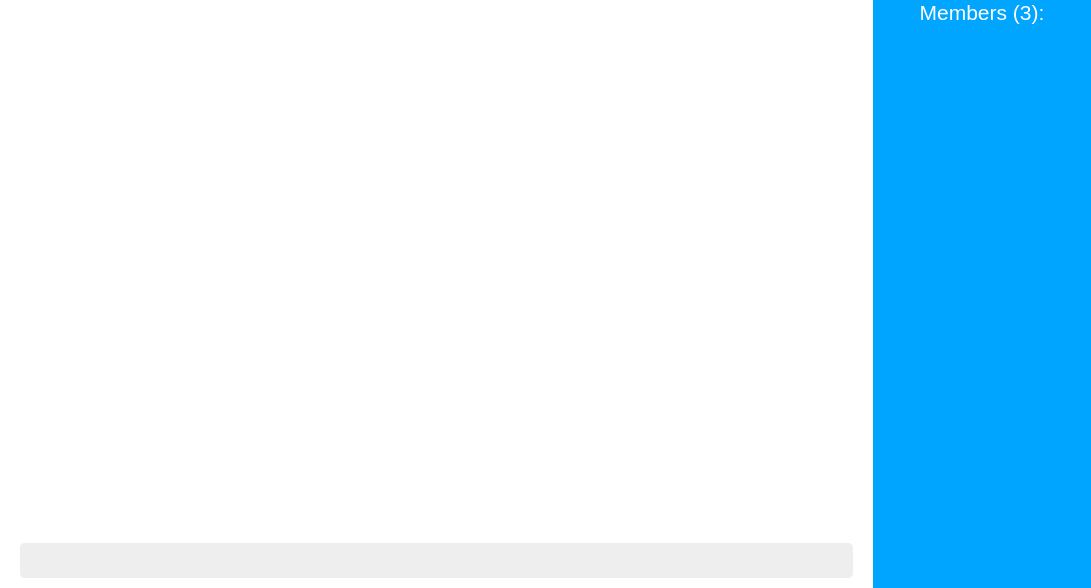
Above: responsive.ui from JopaXd/chat-app before the change. Below: the same form after it.
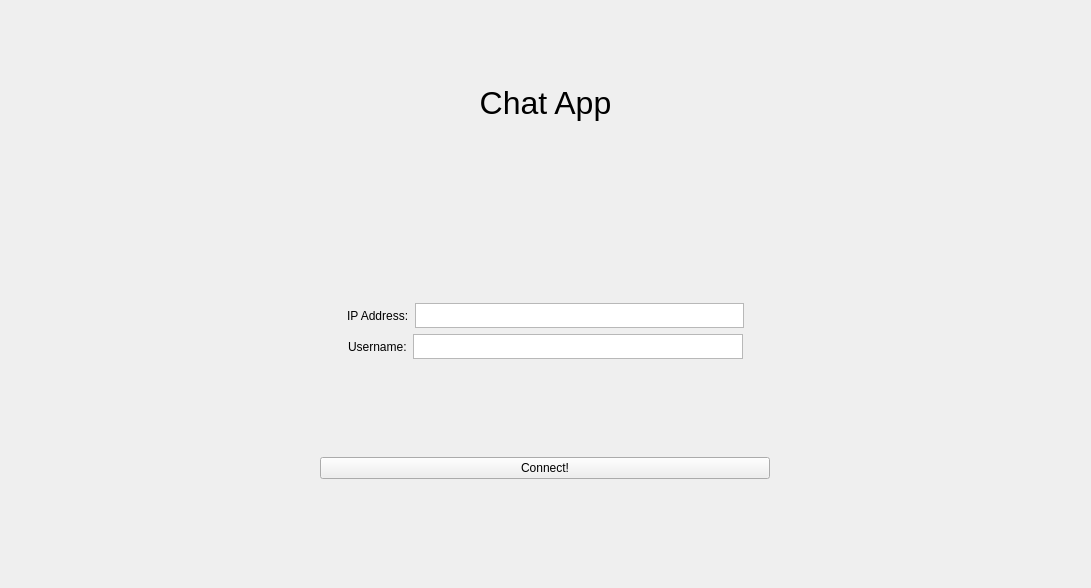
That is the form after the change.

Commit message: Added home page to ui, and compiled the ui to client.py

What changed in the file:
```diff
--- a/responsive.ui
+++ b/responsive.ui
@@ -31,6 +31,208 @@
      <number>0</number>
     </property>
     <item row="0" column="0">
+     <widget class="QStackedWidget" name="stackedWidget">
+      <widget class="QWidget" name="mainPage">
+       <layout class="QVBoxLayout" name="verticalLayout_6" stretch="0">
+        <property name="leftMargin">
+         <number>0</number>
+        </property>
+        <property name="topMargin">
+         <number>0</number>
+        </property>
+        <property name="rightMargin">
+         <number>0</number>
+        </property>
+        <property name="bottomMargin">
+         <number>0</number>
+        </property>
+        <item>
+         <widget class="QWidget" name="mainPageContainer" native="true">
+          <layout class="QVBoxLayout" name="verticalLayout_8" stretch="1,2">
+           <item>
+            <widget class="QLabel" name="mainPageTitle">
+             <property name="font">
+              <font>
+               <family>Segoe UI</family>
+               <pointsize>24</pointsize>
+              </font>
+             </property>
+             <property name="text">
+              <string>Chat App</string>
+             </property>
+             <property name="alignment">
+              <set>Qt::AlignCenter</set>
+             </property>
+            </widget>
+           </item>
+           <item>
+            <widget class="QWidget" name="mainPageVerticalContainer" native="true">
+             <layout class="QVBoxLayout" name="verticalLayout_9">
+              <item>
+               <spacer name="mainPageVerticalSpacer1">
+                <property name="orientation">
+                 <enum>Qt::Vertical</enum>
+                </property>
+                <property name="sizeHint" stdset="0">
+                 <size>
+                  <width>20</width>
+                  <height>40</height>
+                 </size>
+                </property>
+               </spacer>
+              </item>
+              <item>
+               <layout class="QHBoxLayout" name="ipAddressContainer">
+                <item>
+                 <spacer name="ipAddressSpacer1">
+                  <property name="orientation">
+                   <enum>Qt::Horizontal</enum>
+                  </property>
+                  <property name="sizeHint" stdset="0">
+                   <size>
+                    <width>40</width>
+                    <height>20</height>
+                   </size>
+                  </property>
+                 </spacer>
+                </item>
+                <item>
+                 <widget class="QLabel" name="ipAddressLbl">
+                  <property name="text">
+                   <string>IP Address:</string>
+                  </property>
+                 </widget>
+                </item>
+                <item>
+                 <widget class="QTextEdit" name="ipAddressField">
+                  <property name="minimumSize">
+                   <size>
+                    <width>0</width>
+                    <height>0</height>
+                   </size>
+                  </property>
+                  <property name="maximumSize">
+                   <size>
+                    <width>16777215</width>
+                    <height>25</height>
+                   </size>
+                  </property>
+                 </widget>
+                </item>
+                <item>
+                 <spacer name="ipAddressSpacer2">
+                  <property name="orientation">
+                   <enum>Qt::Horizontal</enum>
+                  </property>
+                  <property name="sizeHint" stdset="0">
+                   <size>
+                    <width>40</width>
+                    <height>20</height>
+                   </size>
+                  </property>
+                 </spacer>
+                </item>
+               </layout>
+              </item>
+              <item>
+               <layout class="QHBoxLayout" name="usernameContainer">
+                <item>
+                 <spacer name="usernameSpacer1">
+                  <property name="orientation">
+                   <enum>Qt::Horizontal</enum>
+                  </property>
+                  <property name="sizeHint" stdset="0">
+                   <size>
+                    <width>40</width>
+                    <height>20</height>
+                   </size>
+                  </property>
+                 </spacer>
+                </item>
+                <item>
+                 <widget class="QLabel" name="usernameLbl">
+                  <property name="text">
+                   <string>Username:</string>
+                  </property>
+                 </widget>
+                </item>
+                <item>
+                 <widget class="QTextEdit" name="usernameField">
+                  <property name="maximumSize">
+                   <size>
+                    <width>16777215</width>
+                    <height>25</height>
+                   </size>
+                  </property>
+                 </widget>
+                </item>
+                <item>
+                 <spacer name="usernameSpacer2">
+                  <property name="orientation">
+                   <enum>Qt::Horizontal</enum>
+                  </property>
+                  <property name="sizeHint" stdset="0">
+                   <size>
+                    <width>40</width>
+                    <height>20</height>
+                   </size>
+                  </property>
+                 </spacer>
+                </item>
+               </layout>
+              </item>
+              <item>
+               <spacer name="mainPageVerticalSpacer2">
+                <property name="orientation">
+                 <enum>Qt::Vertical</enum>
+                </property>
+                <property name="sizeHint" stdset="0">
+                 <size>
+                  <width>20</width>
+                  <height>40</height>
+                 </size>
+                </property>
+               </spacer>
+              </item>
+              <item>
+               <layout class="QHBoxLayout" name="connectBtnContainer">
+                <item>
+                 <widget class="QPushButton" name="connectBtn">
+                  <property name="maximumSize">
+                   <size>
+                    <width>450</width>
+                    <height>16777215</height>
+                   </size>
+                  </property>
+                  <property name="text">
+                   <string>Connect!</string>
+                  </property>
+                 </widget>
+                </item>
+               </layout>
+              </item>
+              <item>
+               <spacer name="mainPageVerticalSpacer3">
+                <property name="orientation">
+                 <enum>Qt::Vertical</enum>
+                </property>
+                <property name="sizeHint" stdset="0">
+                 <size>
+                  <width>20</width>
+                  <height>40</height>
+                 </size>
+                </property>
+               </spacer>
+              </item>
+             </layout>
+            </widget>
+           </item>
+          </layout>
+         </widget>
+        </item>
+       </layout>
+      </widget>
+      <widget class="QWidget" name="chatPage" native="true">
      <layout class="QHBoxLayout" stretch="4,1">
       <property name="spacing">
        <number>0</number>
@@ -79,10 +281,11 @@
                <rect>
                 <x>0</x>
                 <y>0</y>
-                <width>869</width>
-                <height>519</height>
-               </rect>
-              </property>
+                  <width>871</width>
+                  <height>521</height>
+                 </rect>
+                </property>
+                <layout class="QVBoxLayout" name="verticalLayout"/>
              </widget>
             </widget>
            </item>
@@ -178,6 +381,8 @@
        </widget>
       </item>
      </layout>
+      </widget>
+     </widget>
     </item>
    </layout>
   </widget>
```
Left out of the diff: 34 changed lines with no effect on the pictures. Lines whose indentation alone changed are shown as unchanged. The commit also changes 1 other file.
